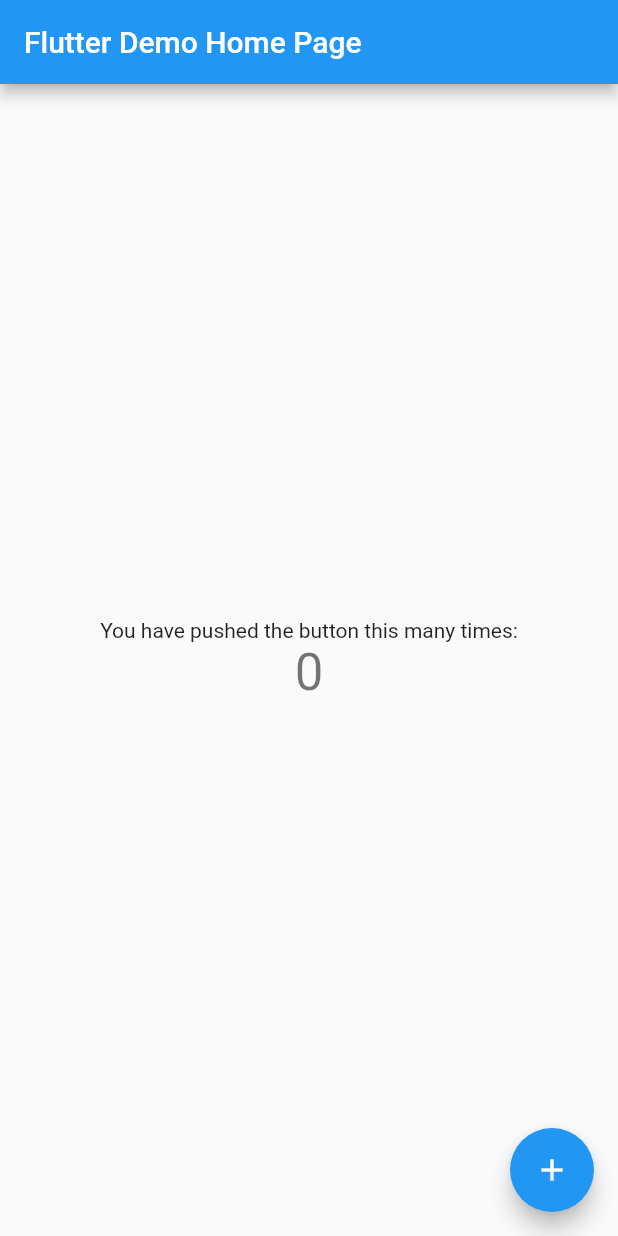
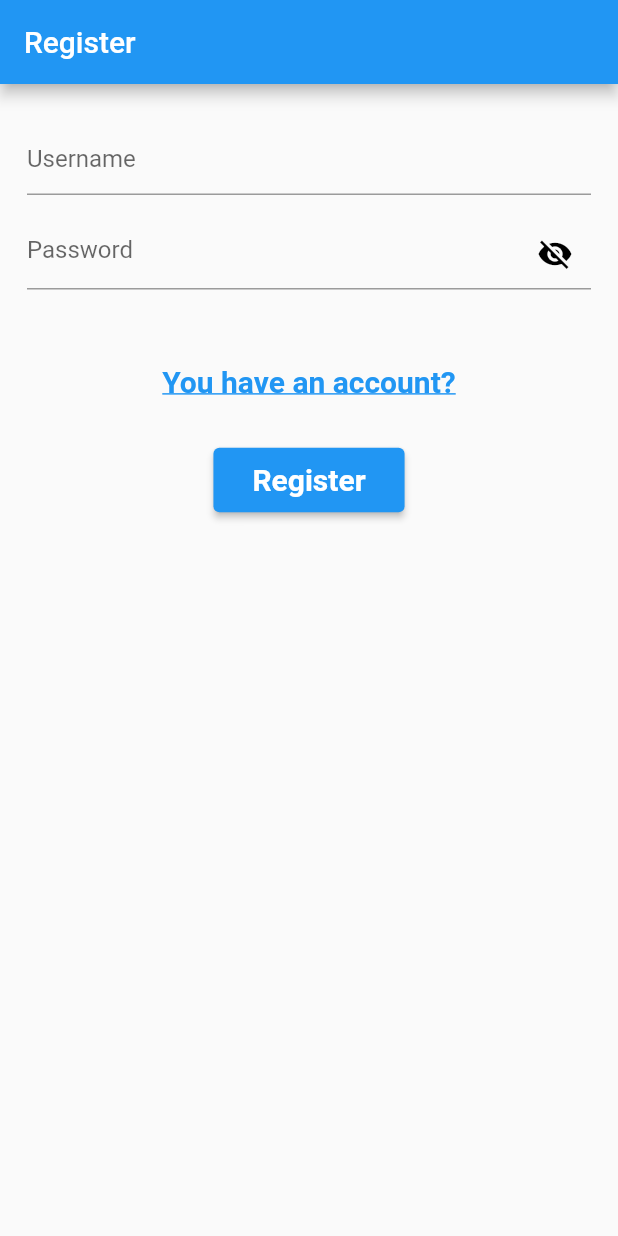
Before and after one commit to shahabmosavi/todo_clean, a Flutter app: the screen it shows after launch, on a phone screen of 412 x 824 dp. Run offline on Flutter 3.47's test engine with Material 2 defaults, Android fonts, the light colour scheme and no system bars; our stand-ins replace dartz, equatable, get, hive; accounts and stored records are empty.

Commit message:
register_getx done

```diff
--- /dev/null
+++ b/lib/Screens/Register/Presentation/Pages/register_page.dart
@@ -0,0 +1,138 @@
+import 'package:flutter/material.dart';
+import 'package:get/get.dart';
+import 'package:todo_clean/Screens/Register/Presentation/Getx/register_getx.dart';
+
+class RegisterPage extends StatelessWidget {
+  const RegisterPage({Key? key}) : super(key: key);
+
+  @override
+  Widget build(BuildContext context) {
+    RegisterGetx getx = Get.find();
+
+    return Scaffold(
+      appBar: AppBar(title: const Text('Register')),
+      body: SingleChildScrollView(
+          child: Padding(
+        padding: const EdgeInsets.symmetric(horizontal: 18, vertical: 10),
+        child: Center(
+          child: getx.state == RegisterGetxStates.loading
+              ? const CircularProgressIndicator()
+              : const RegisterForm(),
+        ),
+      )),
+    );
+  }
+}
+
+class RegisterForm extends StatefulWidget {
+  const RegisterForm({
+    Key? key,
+  }) : super(key: key);
+
+  @override
+  State<RegisterForm> createState() => _RegisterFormState();
+}
+
+class _RegisterFormState extends State<RegisterForm> {
+  late final RxBool showPassword;
+  late String username, password;
+  final GlobalKey<FormState> _formKey = GlobalKey<FormState>();
+
+  @override
+  void initState() {
+    showPassword = false.obs;
+    super.initState();
+  }
+
+  @override
+  Widget build(BuildContext context) {
+    RegisterGetx getx = Get.find();
+    return Form(
+      key: _formKey,
+      child: Column(
+        children: [
+          AnimatedSize(
+              duration: const Duration(milliseconds: 200),
+              child: Text(getx.message)),
+          TextFormField(
+            decoration: const InputDecoration(hintText: 'Username'),
+            onSaved: (String? val) {
+              username = val!;
+            },
+            validator: (String? val) {
+              if (val == null || val.isEmpty) {
+                return 'Username must not be empty';
+              }
+              if (val.length < 4) {
+                return 'Username must be atleast 4 character';
+              }
+              return null;
+            },
+          ),
+          const SizedBox(height: 15),
+          Obx(
+            () => TextFormField(
+              onSaved: (String? val) {
+                password = val!;
+              },
+              validator: (String? val) {
+                if (val == null || val.isEmpty) {
+                  return 'password must not be empty';
+                }
+                if (val.length < 4) {
+                  return 'password must be atleast 4 character';
+                }
+                return null;
+              },
+              decoration: InputDecoration(
+                  hintText: 'Password',
+                  suffixIcon: IconButton(
+                    color: Colors.black,
+                    icon: Icon(showPassword.value
+                        ? Icons.visibility
+                        : Icons.visibility_off),
+                    onPressed: () {
+                      showPassword.value = !showPassword.value;
+                    },
+                  )),
+              obscureText: showPassword.value,
+              enableSuggestions: false,
+              autocorrect: false,
+            ),
+          ),
+          const SizedBox(height: 50),
+          GestureDetector(
+              onTap: () {},
+              child: const Text(
+                'You have an account?',
+                style: TextStyle(
+                  fontWeight: FontWeight.bold,
+                  fontSize: 20,
+                  color: Colors.blue,
+                  decoration: TextDecoration.underline,
+                ),
+              )),
+          const SizedBox(height: 30),
+          ElevatedButton(
+              onPressed: () {
+                if (_formKey.currentState == null ||
+                    !_formKey.currentState!.validate()) {
+                  return;
+                }
+
+                _formKey.currentState!.save();
+
+                getx.register(username, password);
+              },
+              child: const Padding(
+                padding: EdgeInsets.all(10),
+                child: Text(
+                  'Register',
+                  style: TextStyle(fontSize: 20, fontWeight: FontWeight.bold),
+                ),
+              )),
+        ],
+      ),
+    );
+  }
+}
--- a/lib/main.dart
+++ b/lib/main.dart
@@ -1,115 +1,24 @@
 import 'package:flutter/material.dart';
+import 'package:get/get.dart';
+import 'package:hive/hive.dart';
+import 'package:path_provider/path_provider.dart';
+import 'package:todo_clean/Screens/Register/Presentation/Pages/register_page.dart';
+import 'package:todo_clean/injection_container.dart';
 
-void main() {
+Future<void> main() async {
+  WidgetsFlutterBinding.ensureInitialized();
+  init();
+  HiveInterface hive = Get.find();
+  final directory = await getApplicationDocumentsDirectory();
+  hive.init(directory.path);
   runApp(const MyApp());
 }
 
 class MyApp extends StatelessWidget {
   const MyApp({Key? key}) : super(key: key);
 
-  // This widget is the root of your application.
   @override
   Widget build(BuildContext context) {
-    return MaterialApp(
-      title: 'Flutter Demo',
-      theme: ThemeData(
-        // This is the theme of your application.
-        //
-        // Try running your application with "flutter run". You'll see the
-        // application has a blue toolbar. Then, without quitting the app, try
-        // changing the primarySwatch below to Colors.green and then invoke
-        // "hot reload" (press "r" in the console where you ran "flutter run",
-        // or simply save your changes to "hot reload" in a Flutter IDE).
-        // Notice that the counter didn't reset back to zero; the application
-        // is not restarted.
-        primarySwatch: Colors.blue,
-      ),
-      home: const MyHomePage(title: 'Flutter Demo Home Page'),
-    );
+    return const GetMaterialApp(title: 'todo clean', home: RegisterPage());
   }
 }
-
-class MyHomePage extends StatefulWidget {
-  const MyHomePage({Key? key, required this.title}) : super(key: key);
-
-  // This widget is the home page of your application. It is stateful, meaning
-  // that it has a State object (defined below) that contains fields that affect
-  // how it looks.
-
-  // This class is the configuration for the state. It holds the values (in this
-  // case the title) provided by the parent (in this case the App widget) and
-  // used by the build method of the State. Fields in a Widget subclass are
-  // always marked "final".
-
-  final String title;
-
-  @override
-  State<MyHomePage> createState() => _MyHomePageState();
-}
-
-class _MyHomePageState extends State<MyHomePage> {
-  int _counter = 0;
-
-  void _incrementCounter() {
-    setState(() {
-      // This call to setState tells the Flutter framework that something has
-      // changed in this State, which causes it to rerun the build method below
-      // so that the display can reflect the updated values. If we changed
-      // _counter without calling setState(), then the build method would not be
-      // called again, and so nothing would appear to happen.
-      _counter++;
-    });
-  }
-
-  @override
-  Widget build(BuildContext context) {
-    // This method is rerun every time setState is called, for instance as done
-    // by the _incrementCounter method above.
-    //
-    // The Flutter framework has been optimized to make rerunning build methods
-    // fast, so that you can just rebuild anything that needs updating rather
-    // than having to individually change instances of widgets.
-    return Scaffold(
-      appBar: AppBar(
-        // Here we take the value from the MyHomePage object that was created by
-        // the App.build method, and use it to set our appbar title.
-        title: Text(widget.title),
-      ),
-      body: Center(
-        // Center is a layout widget. It takes a single child and positions it
-        // in the middle of the parent.
-        child: Column(
-          // Column is also a layout widget. It takes a list of children and
-          // arranges them vertically. By default, it sizes itself to fit its
-          // children horizontally, and tries to be as tall as its parent.
-          //
-          // Invoke "debug painting" (press "p" in the console, choose the
-          // "Toggle Debug Paint" action from the Flutter Inspector in Android
-          // Studio, or the "Toggle Debug Paint" command in Visual Studio Code)
-          // to see the wireframe for each widget.
-          //
-          // Column has various properties to control how it sizes itself and
-          // how it positions its children. Here we use mainAxisAlignment to
-          // center the children vertically; the main axis here is the vertical
-          // axis because Columns are vertical (the cross axis would be
-          // horizontal).
-          mainAxisAlignment: MainAxisAlignment.center,
-          children: <Widget>[
-            const Text(
-              'You have pushed the button this many times:',
-            ),
-            Text(
-              '$_counter',
-              style: Theme.of(context).textTheme.headline4,
-            ),
-          ],
-        ),
-      ),
-      floatingActionButton: FloatingActionButton(
-        onPressed: _incrementCounter,
-        tooltip: 'Increment',
-        child: const Icon(Icons.add),
-      ), // This trailing comma makes auto-formatting nicer for build methods.
-    );
-  }
-}
```
Also changed, not shown: lib/Screens/Login/Presentation/Pages/login_page.dart (added, +10 -0 lines), lib/Screens/Pages/login_page.dart (added, +10 -0 lines), lib/Screens/Register/Presentation/Getx/register_getx.dart (+12 -4 lines), lib/Screens/Register/Presentation/Getx/register_getx_states.dart (deleted, +0 -7 lines), lib/Screens/Todo/Presentation/Pages/todo_page.dart (added, +10 -0 lines), lib/injection_container.dart (added, +22 -0 lines), 1 other file.
